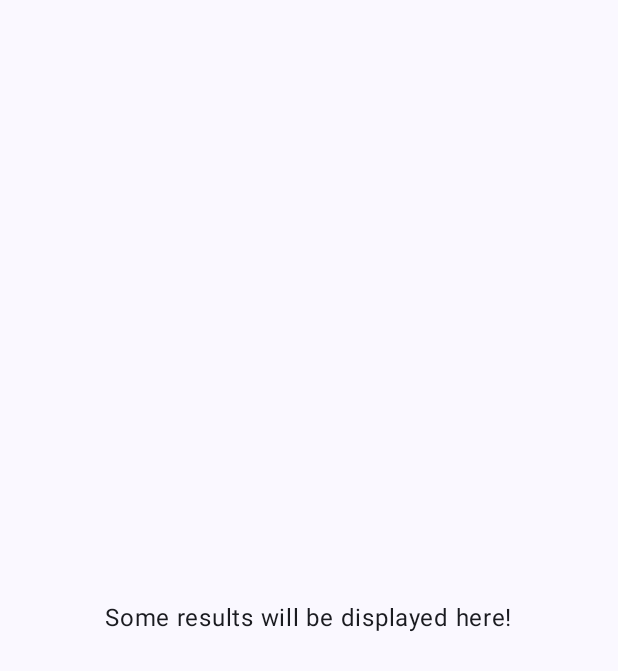
After one commit to xiaoying-qu/Restauright, an Android app built with Jetpack Compose: the ResultsScreen screen opened through its navigation route, on a phone screen of 412 x 824 dp. The commit adds this screen. Shown: the top 671 px of the screen. Run offline under Robolectric (Android 15) with nearby library versions, the phone set to English and light mode, and no system bars; our stand-ins replace Dagger/Hilt's generated code.

Commit message:
Added empty results screen

```diff
--- a/app/src/main/java/hu/ait/restauright/MainActivity.kt
+++ b/app/src/main/java/hu/ait/restauright/MainActivity.kt
@@ -6,10 +6,8 @@ import androidx.activity.compose.setContent
 import androidx.compose.foundation.layout.fillMaxSize
 import androidx.compose.material3.MaterialTheme
 import androidx.compose.material3.Surface
-import androidx.compose.material3.Text
 import androidx.compose.runtime.Composable
 import androidx.compose.ui.Modifier
-import androidx.compose.ui.tooling.preview.Preview
 import androidx.navigation.NavHostController
 import androidx.navigation.compose.NavHost
 import androidx.navigation.compose.composable
@@ -17,8 +15,8 @@ import androidx.navigation.compose.rememberNavController
 import dagger.hilt.android.AndroidEntryPoint
 import hu.ait.restauright.screen.DisplayRestaurantsScreen
 import hu.ait.restauright.screen.HomeScreen
+import hu.ait.restauright.screen.ResultsScreen
 import hu.ait.restauright.ui.theme.RestaurightTheme
-import java.security.AccessController
 
 @AndroidEntryPoint
 class MainActivity : ComponentActivity() {
@@ -56,7 +54,14 @@ fun RestaurightNavHost(
            )
         }
 
-        composable("display_restaurants") { DisplayRestaurantsScreen(
-        ) }
+        composable("display_restaurants") {
+            DisplayRestaurantsScreen(
+                onNavigateToResults = {->
+                    navController.navigate("results")
+                }
+            )
+        }
+
+        composable("results") { ResultsScreen() }
     }
 }
--- /dev/null
+++ b/app/src/main/java/hu/ait/restauright/screen/ResultsScreen.kt
@@ -0,0 +1,28 @@
+package hu.ait.restauright.screen
+
+import androidx.compose.foundation.layout.Arrangement
+import androidx.compose.foundation.layout.Column
+import androidx.compose.foundation.layout.fillMaxHeight
+import androidx.compose.foundation.layout.padding
+import androidx.compose.material3.ExperimentalMaterial3Api
+import androidx.compose.material3.Text
+import androidx.compose.runtime.Composable
+import androidx.compose.ui.Alignment
+import androidx.compose.ui.Modifier
+import androidx.compose.ui.unit.dp
+
+@OptIn(ExperimentalMaterial3Api::class)
+@Composable
+fun ResultsScreen (
+    modifier: Modifier = Modifier,
+) {
+    Column(
+        modifier = Modifier.padding(10.dp)
+                           .fillMaxHeight(),
+        verticalArrangement = Arrangement.Center,
+        horizontalAlignment = Alignment.CenterHorizontally
+    ) {
+        Text(text = "Some results will be displayed here!")
+    }
+
+}
```
Also changed, not shown: app/src/main/java/hu/ait/restauright/screen/DisplayRestaurantsScreen.kt (+8 -6 lines).
